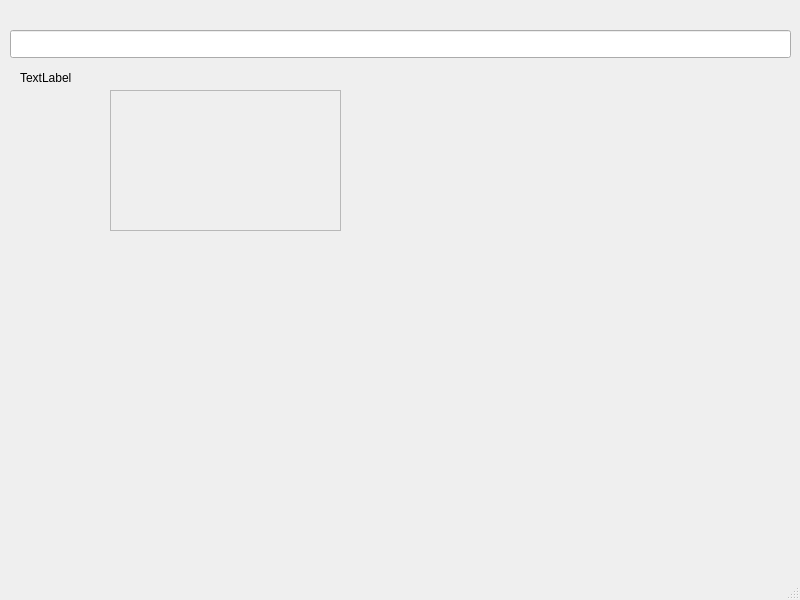
Before: the Qt Designer form mainwindow.ui in ruanodowd/zork_ruan, drawn with Qt 5.
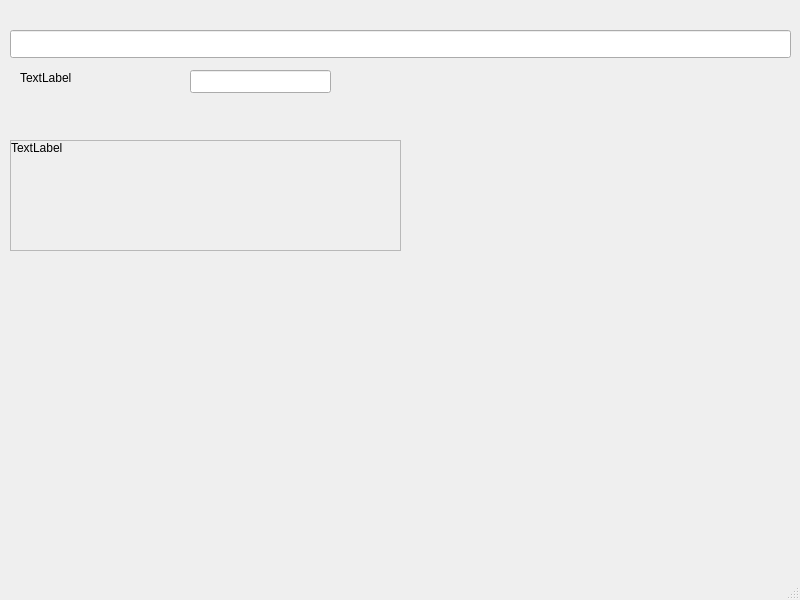
After: the same form once the commit is applied.

Commit message: Completed a command line Zork inside a GUI

Patch:
```diff
--- a/mainwindow.ui
+++ b/mainwindow.ui
@@ -37,13 +37,41 @@
      <string>TextLabel</string>
     </property>
    </widget>
+   <widget class="QLineEdit" name="log1">
+    <property name="geometry">
+     <rect>
+      <x>190</x>
+      <y>70</y>
+      <width>141</width>
+      <height>23</height>
+     </rect>
+    </property>
+    <property name="sizePolicy">
+     <sizepolicy hsizetype="Fixed" vsizetype="Expanding">
+      <horstretch>0</horstretch>
+      <verstretch>0</verstretch>
+     </sizepolicy>
+    </property>
+    <property name="sizeIncrement">
+     <size>
+      <width>0</width>
+      <height>12</height>
+     </size>
+    </property>
+    <property name="readOnly">
+     <bool>true</bool>
+    </property>
+    <property name="placeholderText">
+     <string/>
+    </property>
+   </widget>
    <widget class="QScrollArea" name="scrollArea">
     <property name="geometry">
      <rect>
-      <x>110</x>
-      <y>90</y>
-      <width>231</width>
-      <height>141</height>
+      <x>10</x>
+      <y>140</y>
+      <width>391</width>
+      <height>111</height>
      </rect>
     </property>
     <property name="widgetResizable">
@@ -54,10 +82,26 @@
       <rect>
        <x>0</x>
        <y>0</y>
-       <width>229</width>
-       <height>139</height>
+       <width>389</width>
+       <height>109</height>
       </rect>
      </property>
+     <widget class="QLabel" name="log">
+      <property name="geometry">
+       <rect>
+        <x>0</x>
+        <y>0</y>
+        <width>401</width>
+        <height>131</height>
+       </rect>
+      </property>
+      <property name="text">
+       <string>TextLabel</string>
+      </property>
+      <property name="alignment">
+       <set>Qt::AlignLeading|Qt::AlignLeft|Qt::AlignTop</set>
+      </property>
+     </widget>
     </widget>
    </widget>
   </widget>
```
The commit also changes 5 other files.
